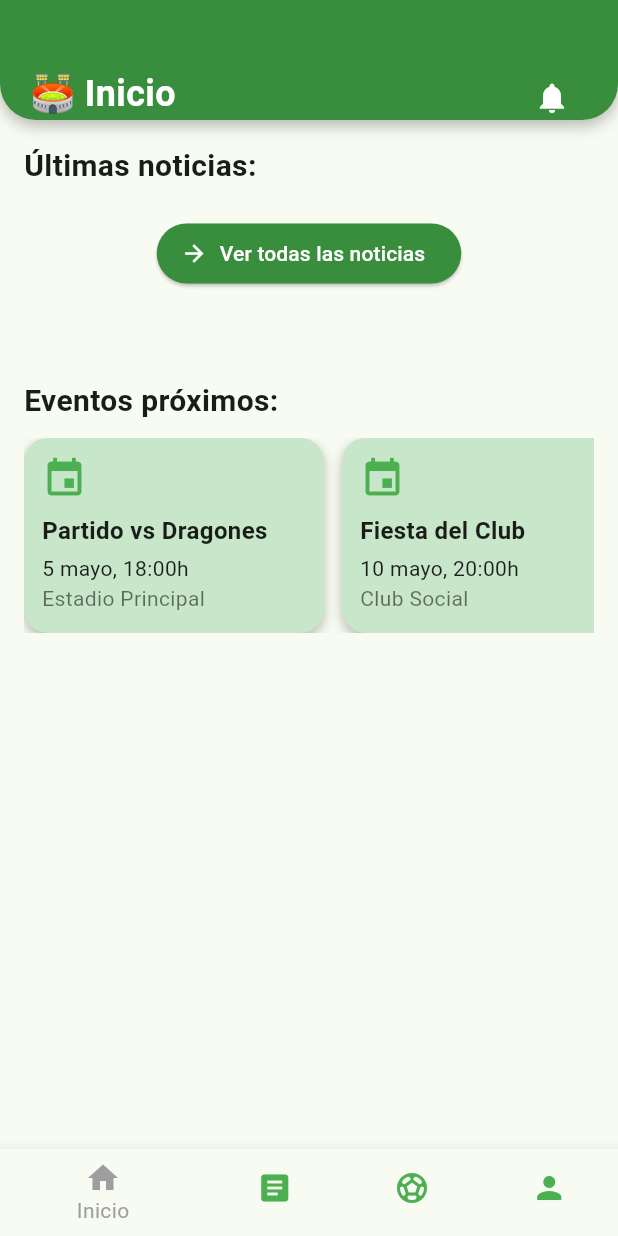
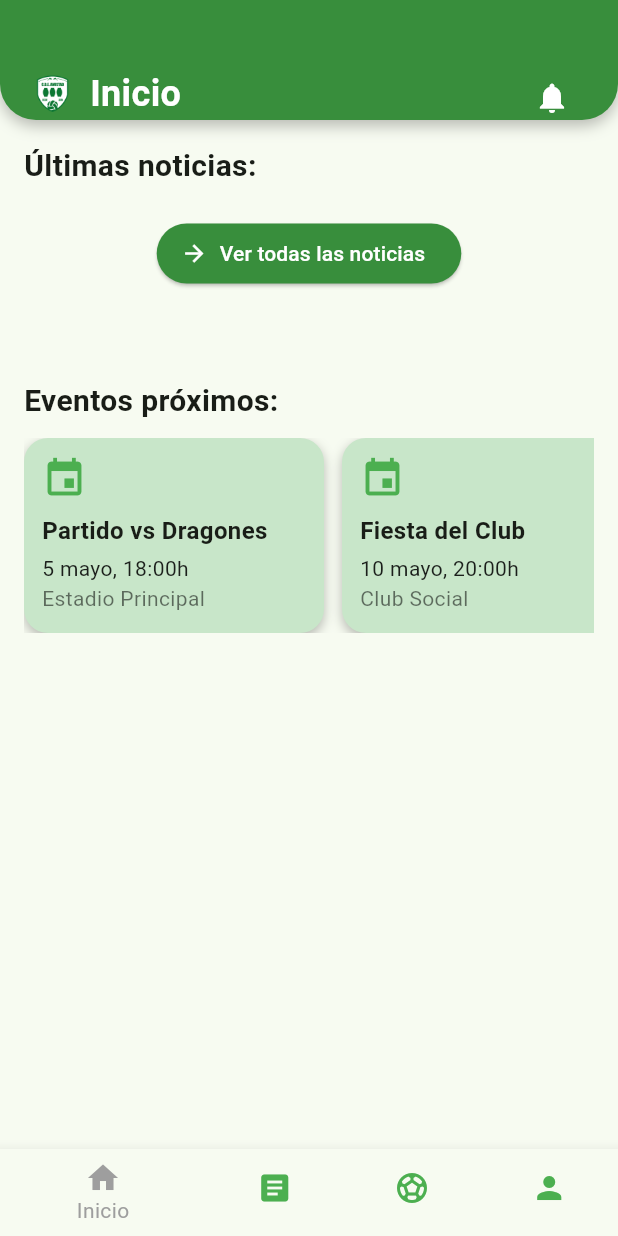
Before and after one commit to MarioMM5/Proyecto-CDE-AMISTAD, a Flutter app: the screen it shows after launch, on a phone screen of 412 x 824 dp. Run offline on Flutter 3.47's test engine with Material 3 defaults, Android fonts, the phone set to English and light mode, and no system bars; our stand-ins replace supabase_flutter; missing offline and left inert: add_2_calendar; accounts and stored records are empty.

Commit message:
Cambiada la app bar para incluir el escudo del club Tambien corregido un error relacionado con el boton de ver todas las noticias en la inicioPage.dart

```diff
--- a/cde_amistad/lib/main.dart
+++ b/cde_amistad/lib/main.dart
@@ -4,6 +4,7 @@ import 'package:cde_amistad/pages/inicioPage.dart';
 import 'package:cde_amistad/pages/noticiasPage.dart';
 import 'package:supabase_flutter/supabase_flutter.dart';
 
+final GlobalKey<_MyHomePageState> myHomePageKey = GlobalKey<_MyHomePageState>();
 
 void main() async {
   WidgetsFlutterBinding.ensureInitialized();
@@ -25,7 +26,7 @@ class MyApp extends StatelessWidget {
       theme: ThemeData(
         colorScheme: ColorScheme.fromSeed(seedColor: Colors.green),
       ),
-      home: const MyHomePage(title: 'CDE AMISTAD'),
+      home: MyHomePage(key: myHomePageKey, title: 'CDE AMISTAD'),
       routes: {
         '/noticias': (context) => const NoticiasPage(),
       },
@@ -52,7 +53,7 @@ class _MyHomePageState extends State<MyHomePage> {
     Center(child: Text('Perfil')),
   ];
 
-  void _cambiarIndice(int nuevoIndice) {
+  void cambiarIndice(int nuevoIndice) {
     setState(() {
       _indiceActual = nuevoIndice;
     });
@@ -64,7 +65,7 @@ class _MyHomePageState extends State<MyHomePage> {
       body: _paginas[_indiceActual],
       bottomNavigationBar: BottomNavigationBar(
         currentIndex: _indiceActual,
-        onTap: _cambiarIndice,
+        onTap: cambiarIndice,
         backgroundColor: Colors.green,
         // 🎨 Aquí cambias el color de fondo
         selectedItemColor: Colors.grey,
--- a/cde_amistad/lib/pages/inicioPage.dart
+++ b/cde_amistad/lib/pages/inicioPage.dart
@@ -2,13 +2,16 @@ import 'package:flutter/material.dart';
 import 'package:supabase_flutter/supabase_flutter.dart';
 import 'package:cde_amistad/entity/noticiaEntity.dart';
 import 'package:add_2_calendar/add_2_calendar.dart';
+import 'package:cde_amistad/main.dart';
 
 
 
 
 
 class InicioPage extends StatefulWidget {
-  const InicioPage({Key? key}) : super(key: key);
+  final VoidCallback? onVerNoticias;
+
+  const InicioPage({Key? key, this.onVerNoticias}) : super(key: key);
 
   @override
   State<InicioPage> createState() => _InicioPageState();
@@ -80,7 +83,7 @@ class _InicioPageState extends State<InicioPage> {
         preferredSize: const Size.fromHeight(80),
         child: Container(
           decoration: const BoxDecoration(
-            color: Color(0xFF388E3C), // Un verde más estilizado
+            color: Color(0xFF388E3C),
             borderRadius: BorderRadius.vertical(
               bottom: Radius.circular(24),
             ),
@@ -96,24 +99,34 @@ class _InicioPageState extends State<InicioPage> {
           child: Row(
             mainAxisAlignment: MainAxisAlignment.spaceBetween,
             children: [
+              Row(
+                children: [
+                  Image.asset(
+                    'assets/icono.png', // Ruta de la imagen
+                    height: 30,
+                  ),
+                  const SizedBox(width: 10),
                   const Text(
-                '🏟️ Inicio',
+                    'Inicio',
                     style: TextStyle(
                       fontSize: 24,
                       fontWeight: FontWeight.w600,
                       color: Colors.white,
                     ),
                   ),
+                ],
+              ),
               IconButton(
                 icon: const Icon(Icons.notifications, color: Colors.white),
                 onPressed: () {
                   // Acción futura: mostrar notificaciones
                 },
-              )
+              ),
             ],
           ),
         ),
       ),
+
       body: Padding(
         padding: const EdgeInsets.all(16.0),
         child: FutureBuilder<List<Map<String, dynamic>>>(
@@ -211,7 +224,7 @@ class _InicioPageState extends State<InicioPage> {
                       foregroundColor: Colors.white,
                     ),
                     onPressed: () {
-                      Navigator.pushNamed(context, '/noticias');
+                      myHomePageKey.currentState?.cambiarIndice(1); //
                     },
                     icon: Icon(Icons.arrow_forward),
                     label: Text('Ver todas las noticias'),
```
Also changed, not shown: cde_amistad/lib/pages/equiposPage.dart (+48 -2 lines), cde_amistad/lib/pages/noticiasPage.dart (+12 -3 lines). Lines whose indentation alone changed are shown as unchanged.
